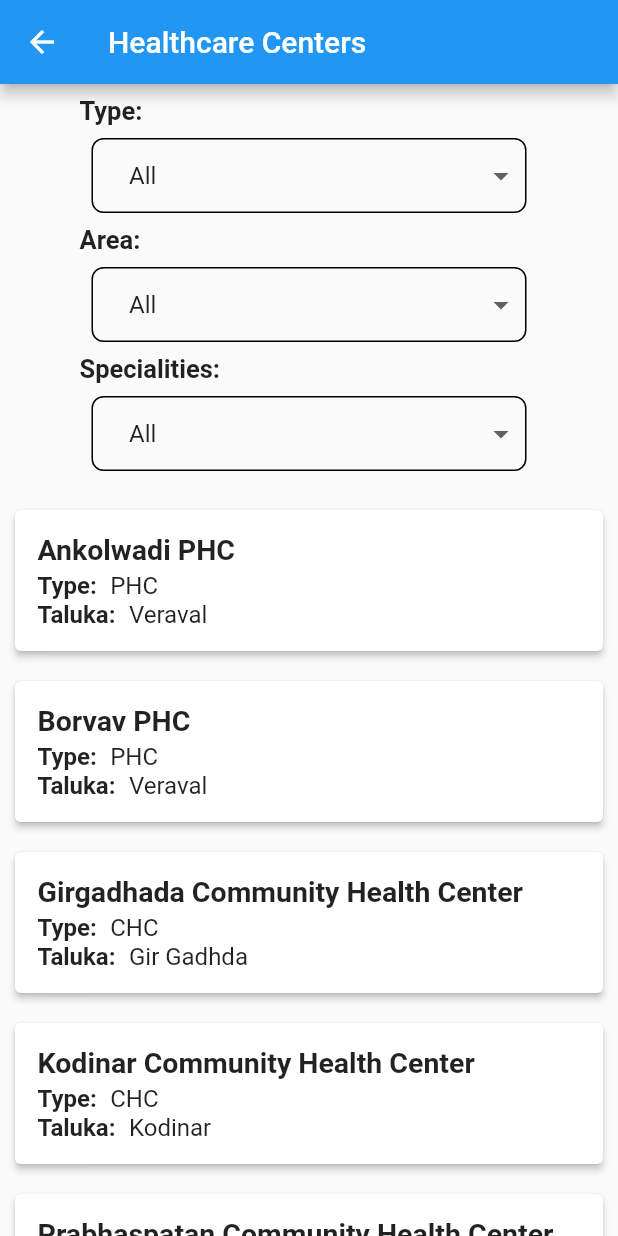
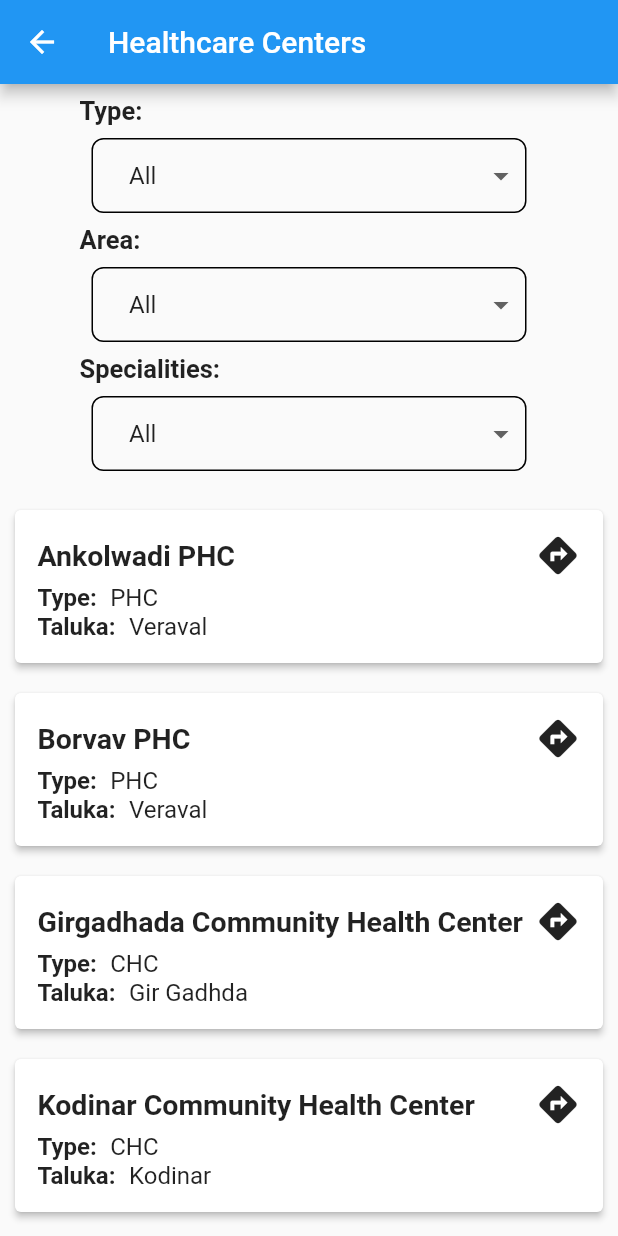
Before and after one commit to heetkheni/SSIP, a Flutter app: the AllHospitalScreen screen opened directly, on a phone screen of 412 x 824 dp. Run offline on Flutter 3.47's test engine with Material 2 defaults, Android fonts, the phone set to English and light mode, and no system bars; our stand-ins replace carousel_slider, cloud_firestore, firebase_auth, firebase_core, google_maps_flutter, google_sign_in and 3 more; missing offline and left inert: dart:ffi; accounts and stored records are empty.

Commit message:
all hospital list changed

```diff
--- a/lib/screens/all_hospital_screen.dart
+++ b/lib/screens/all_hospital_screen.dart
@@ -164,9 +164,20 @@ class HealthcareCenterCard extends StatelessWidget {
         child: Column(
           crossAxisAlignment: CrossAxisAlignment.start,
           children: [
-            Text(
-              healthcareCenter['name'],
-              style: TextStyle(fontSize: 19, fontWeight: FontWeight.bold),
+            Row(
+              mainAxisAlignment: MainAxisAlignment.spaceBetween,
+              children: [
+                Expanded(
+                    child: Text(
+                  healthcareCenter['name'],
+                  style: TextStyle(fontSize: 19, fontWeight: FontWeight.bold),
+                  softWrap: true,
+                )),
+                InkWell(
+                  onTap: () {},
+                  child: Icon(Icons.directions, size: 30),
+                ),
+              ],
             ),
             SizedBox(height: 4),
             RowText(title: 'Type: ', desc: '${healthcareCenter['type']}'),
```
